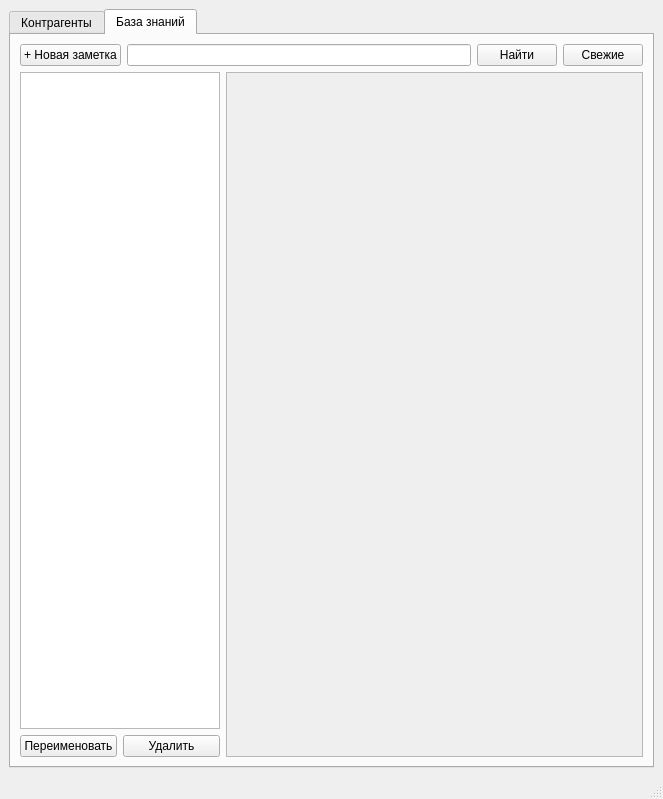
Qt form ui/ModernMainWindow_v2.ui (vyakhorev/SimpleBusiness) before a commit.
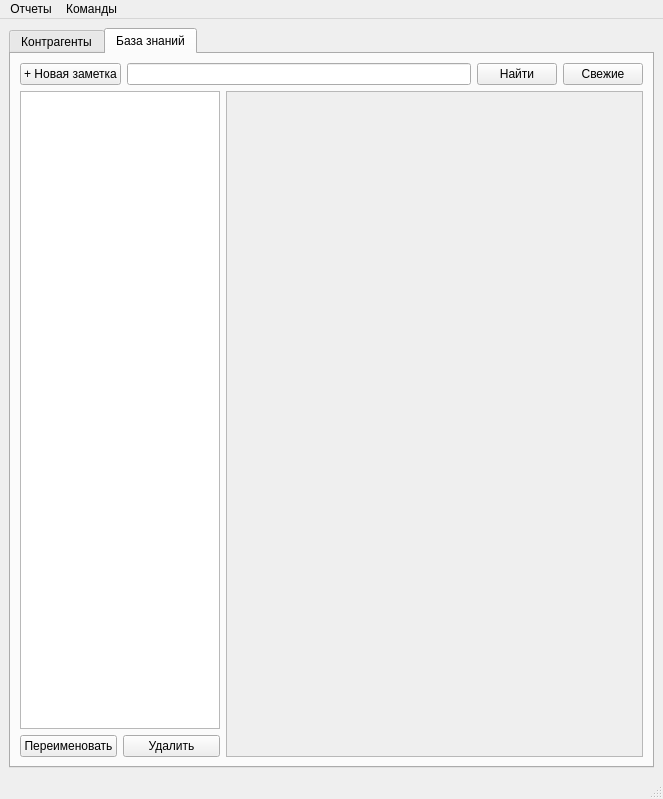
The same form after that commit. The open tabs and pages were chosen to show the change.

```diff
--- a/ui/ModernMainWindow_v2.ui
+++ b/ui/ModernMainWindow_v2.ui
@@ -172,7 +172,7 @@
                <x>0</x>
                <y>0</y>
                <width>304</width>
-               <height>682</height>
+               <height>661</height>
               </rect>
              </property>
             </widget>
@@ -187,6 +187,32 @@
    </layout>
   </widget>
   <widget class="QStatusBar" name="statusbar"/>
+  <widget class="QMenuBar" name="menuBar">
+   <property name="geometry">
+    <rect>
+     <x>0</x>
+     <y>0</y>
+     <width>663</width>
+     <height>21</height>
+    </rect>
+   </property>
+   <widget class="QMenu" name="menu">
+    <property name="title">
+     <string>Отчеты</string>
+    </property>
+    <addaction name="action_ReportPrices"/>
+    <addaction name="action_ReportInvoicePrices"/>
+    <addaction name="action_ReportSalesForecast"/>
+   </widget>
+   <widget class="QMenu" name="menu_2">
+    <property name="title">
+     <string>Команды</string>
+    </property>
+    <addaction name="action_Refresh"/>
+   </widget>
+   <addaction name="menu"/>
+   <addaction name="menu_2"/>
+  </widget>
   <action name="action_Run_Simulate">
    <property name="text">
     <string>Запуск симуляции</string>
```
Left out of the diff: 35 changed lines with no effect on the pictures.
